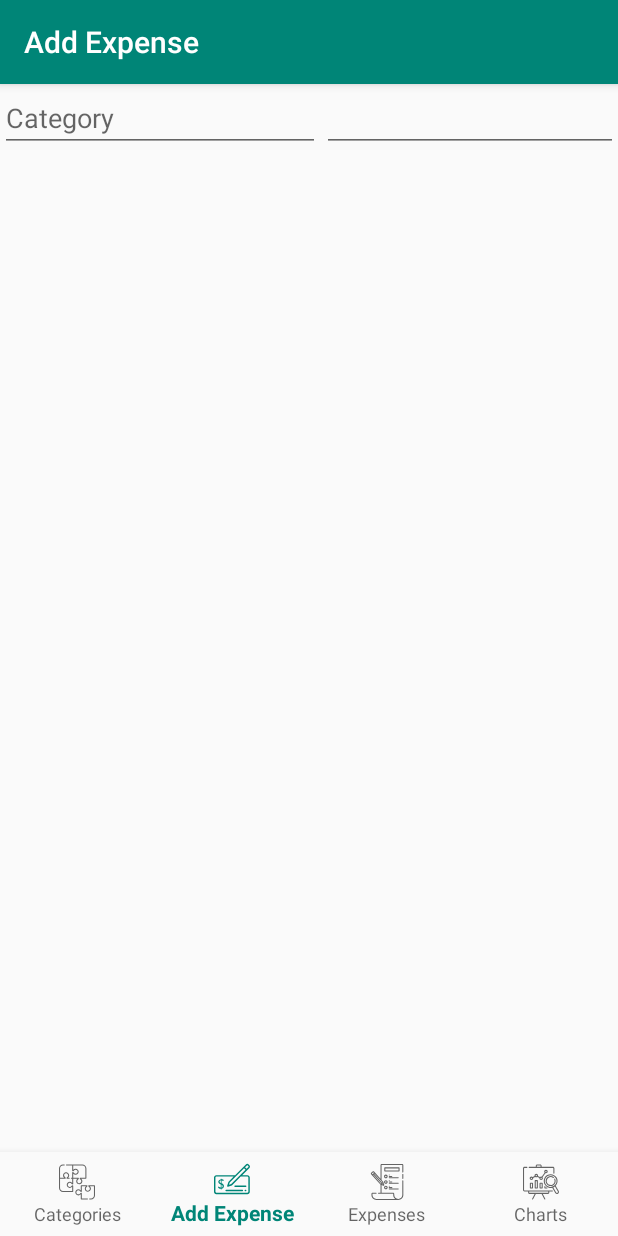
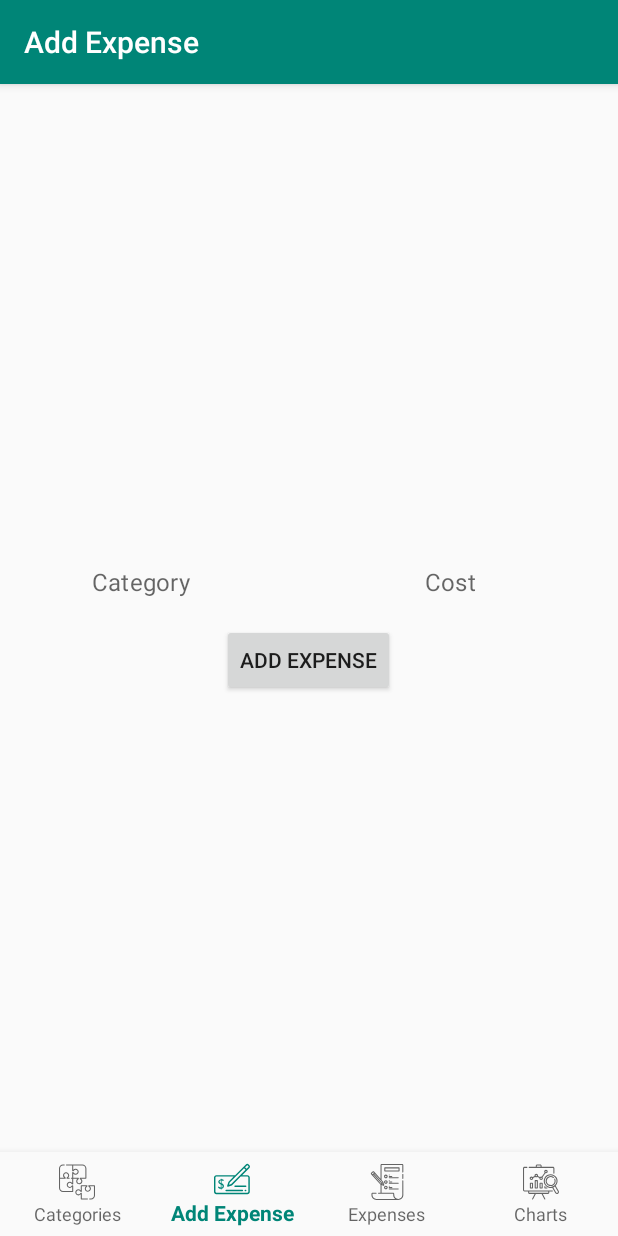
Before and after one commit to antHogis/meno, an Android app: the screen it shows after launch (MainActivity), item 2 of the bottom bar chosen, on a phone screen of 412 x 824 dp. Run offline under Robolectric (Android 15) with nearby library versions, the phone set to English and light mode, and no system bars.

Commit message:
Update layout of AddExpenseFragment

```diff
--- a/app/src/main/res/layout/fragment_add_expense.xml
+++ b/app/src/main/res/layout/fragment_add_expense.xml
@@ -4,28 +4,43 @@
     android:layout_width="match_parent"
     android:layout_height="match_parent"
     >
-
+    <RelativeLayout
+        android:layout_width="match_parent"
+        android:layout_height="wrap_content"
+        android:layout_centerInParent="true">
 
         <EditText
-        android:id="@+id/editText3"
-        style="@style/ThemeOverlay.MaterialComponents.TextInputEditText.OutlinedBox"
+            android:id="@+id/editCategoryText"
+            style="@style/Widget.MaterialComponents.TextInputEditText.OutlinedBox"
             android:layout_width="wrap_content"
             android:layout_height="wrap_content"
             android:layout_alignParentStart="true"
             android:layout_alignParentTop="true"
             android:ems="10"
             android:hint="@string/hint_category"
-        android:inputType="text" />
+            android:inputType="text"
+            android:textAlignment="center" />
 
         <EditText
-        android:id="@+id/editText4"
+            android:id="@+id/editCostText"
+            style="@style/Widget.MaterialComponents.TextInputEditText.OutlinedBox"
             android:layout_width="168dp"
             android:layout_height="wrap_content"
             android:layout_alignParentTop="true"
             android:layout_alignParentEnd="true"
             android:layout_marginStart="1dp"
-        android:layout_toEndOf="@+id/editText3"
+            android:layout_toEndOf="@+id/editCategoryText"
             android:ems="10"
+            android:hint="@string/hint_cost"
             android:inputType="numberDecimal"
-        />
+            android:textAlignment="center" />
+
+        <Button
+            android:id="@+id/button"
+            android:layout_width="wrap_content"
+            android:layout_height="wrap_content"
+            android:layout_below="@+id/editCategoryText"
+            android:layout_centerHorizontal="true"
+            android:text="@string/title_add_expense" />
     </RelativeLayout>
+</RelativeLayout>
```
Lines whose indentation alone changed are shown as unchanged.
